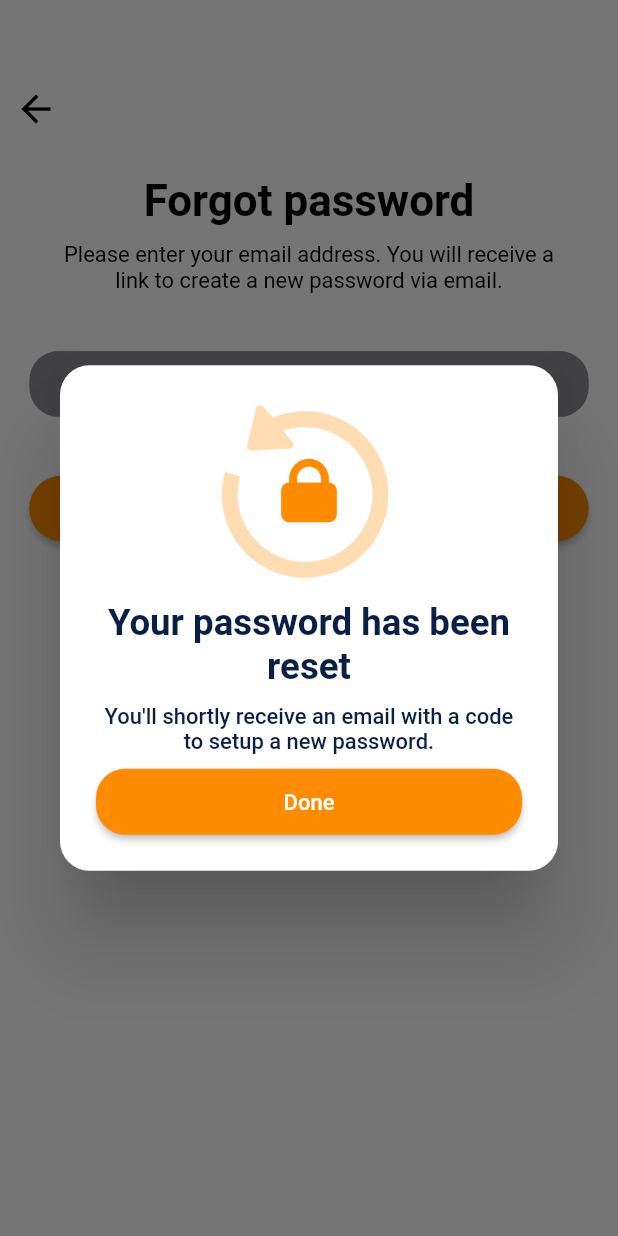
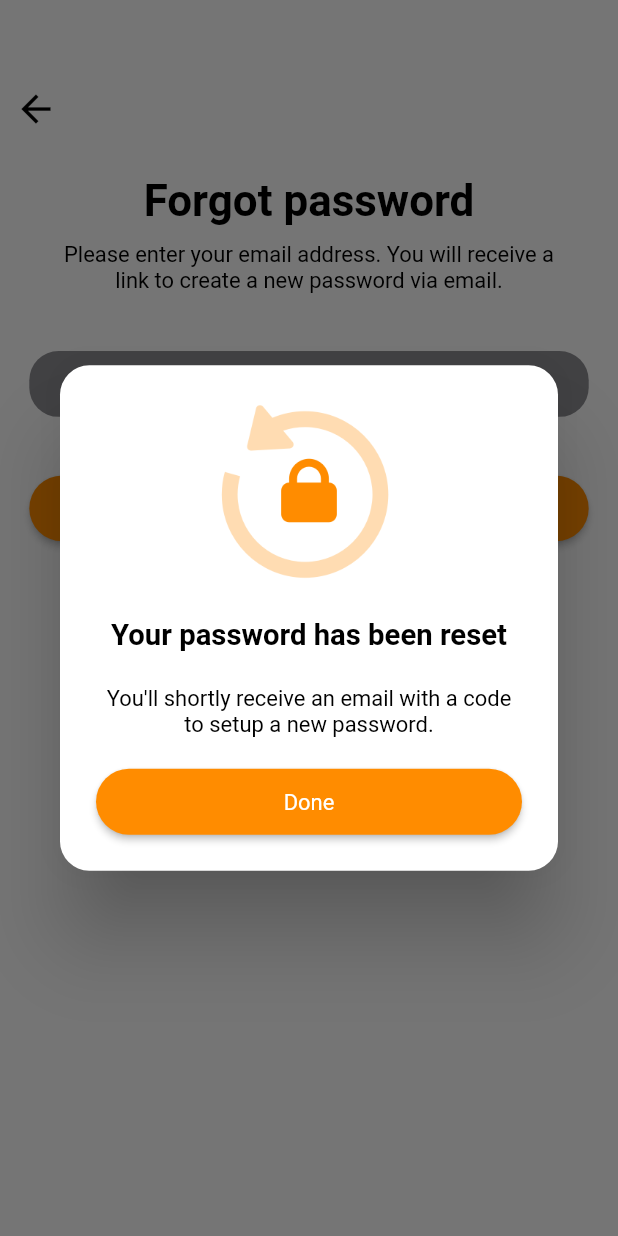
Before and after one commit to Wuerike/delivery_app, a Flutter app: the ForgotPasswordPage screen opened by its route, after a tap on "Send", on a phone screen of 412 x 824 dp. Run offline on Flutter 3.47's test engine with Material 2 defaults, Android fonts, the phone set to English and light mode, and no system bars; our stand-ins replace flutter_screenutil, flutter_swiper_null_safety; network calls fail.

Commit message:
fix: Create alert widget component

```diff
--- a/lib/src/features/presentation/forgot_password_page/view/forgot_password_page.dart
+++ b/lib/src/features/presentation/forgot_password_page/view/forgot_password_page.dart
@@ -1,4 +1,5 @@
 import 'package:delivery_app/src/colors/colors.dart';
+import 'package:delivery_app/src/features/presentation/shared/components/alerts/alert_widget.dart';
 import 'package:delivery_app/src/features/presentation/shared/components/buttons/back_button.dart';
 import 'package:delivery_app/src/features/presentation/shared/components/buttons/rounded_button.dart';
 import 'package:delivery_app/src/features/presentation/shared/components/texts/body_text.dart';
@@ -92,80 +93,14 @@ Widget _sendButton(BuildContext context) {
   return roundedButton(
     "Send",
     onPressed: () {
-      _showAlert(context);
-    },
-  );
-}
-
-void _showAlert(BuildContext context) {
-  showDialog(
-    context: context,
-    barrierDismissible: false,
-    builder: (context) {
-      return AlertDialog(
-        shape: RoundedRectangleBorder(
-          borderRadius: BorderRadius.all(
-            Radius.circular(20.r),
-          ),
-        ),
-        content: Container(
-          height: 300.h,
-          child: Column(
-            mainAxisAlignment: MainAxisAlignment.spaceBetween,
-            children: [
-              Image(
-                image: AssetImage("assets/lock.png"),
-                width: 130.w,
-                height: 130.h,
-              ),
-              Text(
-                "Your password has been reset",
-                textAlign: TextAlign.center,
-                style: TextStyle(
-                  color: AppColors.accentColor,
-                  fontWeight: FontWeight.bold,
-                  fontSize: 25.sp,
-                ),
-              ),
-              Text(
-                "You'll shortly receive an email with a code to setup a new password.",
-                textAlign: TextAlign.center,
-                style: TextStyle(
-                  color: AppColors.accentColor,
-                  fontWeight: FontWeight.w500,
-                  fontSize: 15.sp,
-                ),
-              ),
-              _doneButton(context)
-            ],
-          ),
-        ),
+      alertWidget(
+        context,
+        AssetImage("assets/lock.png"),
+        "Your password has been reset",
+        "You'll shortly receive an email with a code to setup a new password.",
+        "Done",
+        () => Navigator.popUntil(context, ModalRoute.withName("login")),
       );
     },
   );
 }
-
-Widget _doneButton(BuildContext context) {
-  return Container(
-    height: 45.h,
-    width: double.infinity,
-    child: ElevatedButton(
-      style: ElevatedButton.styleFrom(
-        backgroundColor: AppColors.orange,
-        shape: RoundedRectangleBorder(
-          borderRadius: BorderRadius.circular(20.r),
-        ),
-      ),
-      child: Text(
-        "Done",
-        style: TextStyle(
-          color: Colors.white,
-          fontSize: 15.sp,
-        ),
-      ),
-      onPressed: () {
-        Navigator.popUntil(context, ModalRoute.withName("login"));
-      },
-    ),
-  );
-}
--- /dev/null
+++ b/lib/src/features/presentation/shared/components/alerts/alert_widget.dart
@@ -0,0 +1,48 @@
+import 'package:delivery_app/src/colors/colors.dart';
+import 'package:delivery_app/src/features/presentation/shared/components/buttons/rounded_button.dart';
+import 'package:delivery_app/src/features/presentation/shared/components/texts/body_text.dart';
+import 'package:delivery_app/src/features/presentation/shared/components/texts/title_text.dart';
+import 'package:flutter/material.dart';
+import 'package:flutter_screenutil/flutter_screenutil.dart';
+
+void alertWidget(
+  BuildContext context,
+  ImageProvider image,
+  String title,
+  String body,
+  String buttonLabel,
+  Function() onButtonPressed,
+) {
+  showDialog(
+    context: context,
+    barrierDismissible: false,
+    builder: (context) {
+      return AlertDialog(
+        shape: RoundedRectangleBorder(
+          borderRadius: BorderRadius.all(
+            Radius.circular(20.r),
+          ),
+        ),
+        content: Container(
+          height: 300.h,
+          child: Column(
+            mainAxisAlignment: MainAxisAlignment.spaceBetween,
+            children: [
+              Image(
+                image: image,
+                width: 130.w,
+                height: 130.h,
+              ),
+              titleText(title, textAlign: TextAlign.center),
+              bodyText(body, textAlign: TextAlign.center),
+              roundedButton(
+                buttonLabel,
+                onPressed: onButtonPressed,
+              ),
+            ],
+          ),
+        ),
+      );
+    },
+  );
+}
```
